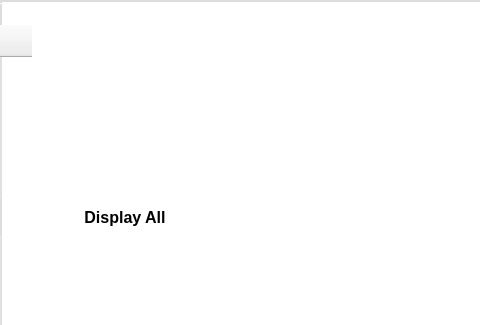
Qt form telemetry.ui (joblobob/irsdk_pag) before a commit; both pictures show x 0 to 480 and y 0 to 325 of the 1170 by 886 pixel window.
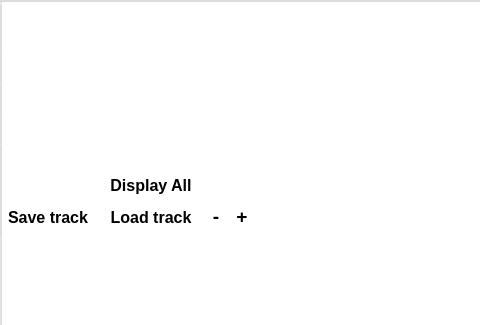
The same form after that commit.

Commit message: update telemety map

Patch:
```diff
--- a/telemetry.ui
+++ b/telemetry.ui
@@ -35,22 +35,87 @@
     <property name="bottomMargin">
      <number>0</number>
     </property>
-    <item row="0" column="0">
-     <widget class="QLabel" name="m_lblTitle">
+    <item row="3" column="3">
+     <widget class="QToolButton" name="m_btnResetView_2">
+      <property name="minimumSize">
+       <size>
+        <width>0</width>
+        <height>0</height>
+       </size>
+      </property>
+      <property name="maximumSize">
+       <size>
+        <width>20</width>
+        <height>25</height>
+       </size>
+      </property>
       <property name="font">
        <font>
         <family>Arial</family>
-        <pointsize>12</pointsize>
+        <pointsize>14</pointsize>
+        <weight>75</weight>
+        <bold>true</bold>
        </font>
       </property>
-      <property name="toolTipDuration">
-       <number>0</number>
+      <property name="cursor">
+       <cursorShape>PointingHandCursor</cursorShape>
       </property>
       <property name="styleSheet">
-       <string notr="true">color:white;</string>
+       <string notr="true">color:white;
+QToolButton::checked{
+background-color:rgba(0,0,0,0);
+}</string>
       </property>
       <property name="text">
-       <string>TextLabel</string>
+       <string>+</string>
+      </property>
+      <property name="checkable">
+       <bool>false</bool>
+      </property>
+      <property name="autoRaise">
+       <bool>true</bool>
+      </property>
+     </widget>
+    </item>
+    <item row="3" column="2">
+     <widget class="QToolButton" name="m_btnResetView">
+      <property name="minimumSize">
+       <size>
+        <width>0</width>
+        <height>0</height>
+       </size>
+      </property>
+      <property name="maximumSize">
+       <size>
+        <width>20</width>
+        <height>25</height>
+       </size>
+      </property>
+      <property name="font">
+       <font>
+        <family>Arial</family>
+        <pointsize>14</pointsize>
+        <weight>75</weight>
+        <bold>true</bold>
+       </font>
+      </property>
+      <property name="cursor">
+       <cursorShape>PointingHandCursor</cursorShape>
+      </property>
+      <property name="styleSheet">
+       <string notr="true">color:white;
+QToolButton::checked{
+background-color:rgba(0,0,0,0);
+}</string>
+      </property>
+      <property name="text">
+       <string>-</string>
+      </property>
+      <property name="checkable">
+       <bool>false</bool>
+      </property>
+      <property name="autoRaise">
+       <bool>true</bool>
       </property>
      </widget>
     </item>
@@ -132,7 +197,7 @@
       </property>
      </widget>
     </item>
-    <item row="1" column="0" colspan="3">
+    <item row="1" column="0" colspan="7">
      <widget class="QTableWidget" name="m_tblTimes">
       <property name="font">
        <font>
@@ -204,13 +269,13 @@
        <number>8</number>
       </property>
       <attribute name="horizontalHeaderVisible">
-       <bool>true</bool>
+       <bool>false</bool>
       </attribute>
       <attribute name="horizontalHeaderDefaultSectionSize">
        <number>150</number>
       </attribute>
       <attribute name="verticalHeaderVisible">
-       <bool>true</bool>
+       <bool>false</bool>
       </attribute>
       <row/>
       <row/>
@@ -228,7 +293,7 @@
       <column/>
      </widget>
     </item>
-    <item row="3" column="0" colspan="3">
+    <item row="4" column="0" colspan="7">
      <widget class="QGraphicsView" name="m_graph">
       <property name="minimumSize">
        <size>
@@ -241,6 +306,109 @@
       </property>
      </widget>
     </item>
+    <item row="3" column="1">
+     <widget class="QToolButton" name="m_btnLoadTrack">
+      <property name="minimumSize">
+       <size>
+        <width>0</width>
+        <height>0</height>
+       </size>
+      </property>
+      <property name="maximumSize">
+       <size>
+        <width>100</width>
+        <height>16777215</height>
+       </size>
+      </property>
+      <property name="font">
+       <font>
+        <family>Arial</family>
+        <pointsize>12</pointsize>
+        <weight>75</weight>
+        <bold>true</bold>
+       </font>
+      </property>
+      <property name="cursor">
+       <cursorShape>PointingHandCursor</cursorShape>
+      </property>
+      <property name="styleSheet">
+       <string notr="true">color:white;
+QToolButton::checked{
+background-color:rgba(0,0,0,0);
+}</string>
+      </property>
+      <property name="text">
+       <string>Load track</string>
+      </property>
+      <property name="checkable">
+       <bool>false</bool>
+      </property>
+      <property name="autoRaise">
+       <bool>true</bool>
+      </property>
+     </widget>
+    </item>
+    <item row="3" column="0">
+     <widget class="QToolButton" name="m_btnSaveTrack">
+      <property name="minimumSize">
+       <size>
+        <width>0</width>
+        <height>0</height>
+       </size>
+      </property>
+      <property name="maximumSize">
+       <size>
+        <width>100</width>
+        <height>16777215</height>
+       </size>
+      </property>
+      <property name="font">
+       <font>
+        <family>Arial</family>
+        <pointsize>12</pointsize>
+        <weight>75</weight>
+        <bold>true</bold>
+       </font>
+      </property>
+      <property name="cursor">
+       <cursorShape>PointingHandCursor</cursorShape>
+      </property>
+      <property name="styleSheet">
+       <string notr="true">color:white;
+QToolButton::checked{
+background-color:rgba(0,0,0,0);
+}</string>
+      </property>
+      <property name="text">
+       <string>Save track</string>
+      </property>
+      <property name="checkable">
+       <bool>false</bool>
+      </property>
+      <property name="autoRaise">
+       <bool>true</bool>
+      </property>
+     </widget>
+    </item>
+    <item row="0" column="0">
+     <widget class="QLabel" name="m_lblTitle">
+      <property name="font">
+       <font>
+        <family>Arial</family>
+        <pointsize>12</pointsize>
+       </font>
+      </property>
+      <property name="toolTipDuration">
+       <number>0</number>
+      </property>
+      <property name="styleSheet">
+       <string notr="true">color:white;</string>
+      </property>
+      <property name="text">
+       <string>TextLabel</string>
+      </property>
+     </widget>
+    </item>
    </layout>
   </widget>
  </widget>
```
The commit also changes 2 other files.
